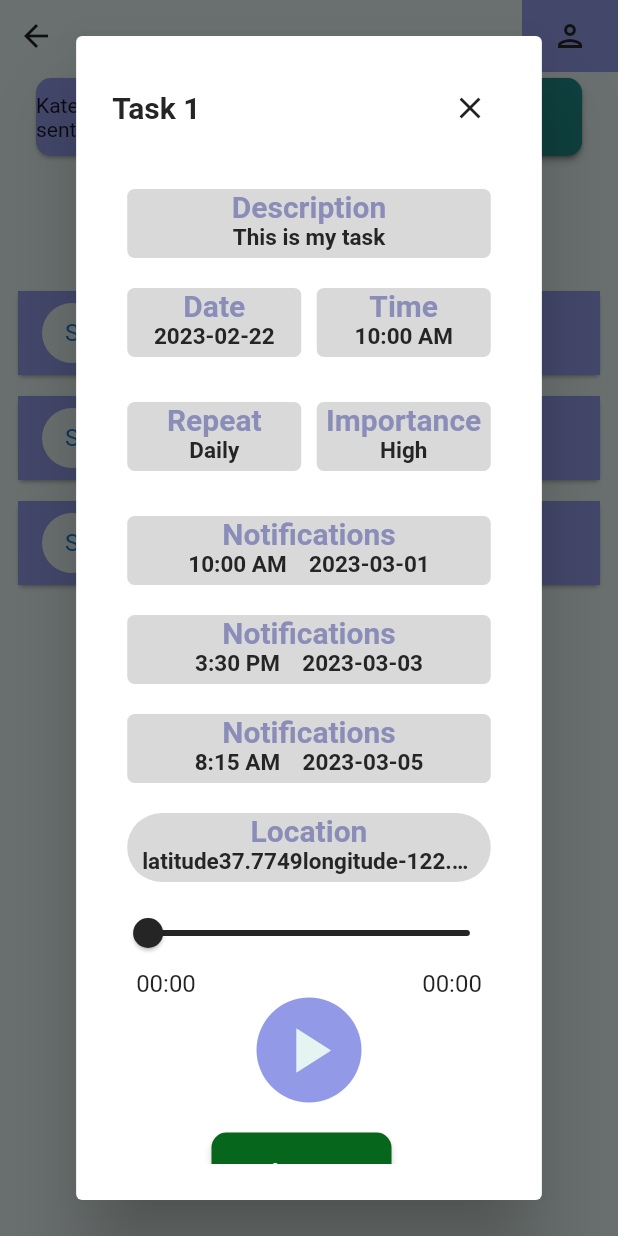
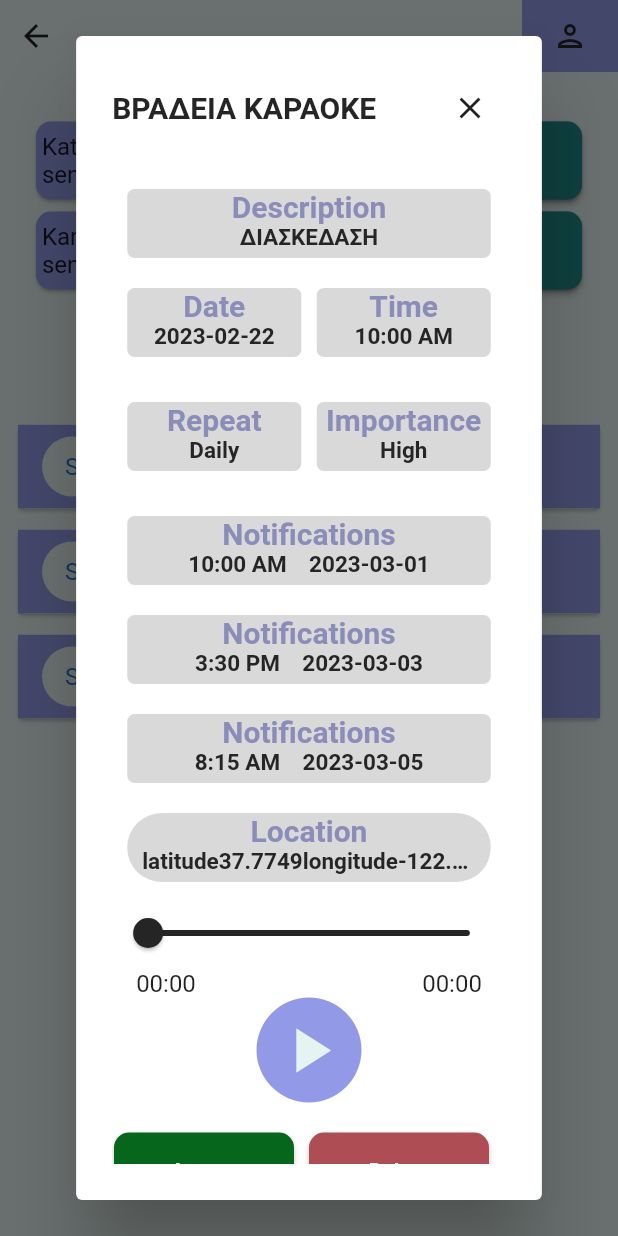
Before and after one commit to ntua-el19877/Flutter-Atrax, a Flutter app: the FriendsPage screen opened by its route, after a tap on "Review Task", on a phone screen of 412 x 824 dp. Run offline on Flutter 3.47's test engine with Material 2 defaults, Android fonts, the phone set to English and light mode, and no system bars; our stand-ins replace audioplayers, flutter_local_notifications, geolocator, hive, hive_flutter, image_picker and 4 more; missing offline and left inert: flutter_sound, maps_launcher; accounts and stored records are empty.

Commit message:
task request working

```diff
--- a/lib/components/FriendRequest.dart
+++ b/lib/components/FriendRequest.dart
@@ -91,7 +91,8 @@ class _FriendRequestState extends State<FriendRequest> {
                       ),
                     ),
                   ),
-                  child: const Text('Decline')))
+                  child: const Text('Decline'),)
+                  )
         ]),
       ),
     );
--- a/lib/components/TaskMessage.dart
+++ b/lib/components/TaskMessage.dart
@@ -133,11 +133,11 @@ class _TaskMessageState extends State<TaskMessage> {
     if (widget.friend_name.isEmpty) emptyFields[9] = false;
   }
 
-  @override
+  /*@override
   void dispose() {
     audioPlayer.dispose();
     super.dispose();
-  }
+  }*/
 
   late ColorModel colorModel;
   Color _color_TaskMessage = Colors.red;
--- a/lib/components/TaskRequest.dart
+++ b/lib/components/TaskRequest.dart
@@ -13,6 +13,8 @@ import 'package:hive/hive.dart';
 import 'package:provider/provider.dart';
 import 'package:url_launcher/url_launcher.dart';
 import '../services/color_state.dart';
+import 'DevButtons.dart';
+import 'HiveInit.dart';
 import 'TaskInfo.dart';
 import 'package:maps_launcher/maps_launcher.dart';
 
@@ -31,7 +33,8 @@ class MapUtils {
 }
 
 class TaskRequest extends StatefulWidget {
-  //final Box mybox;
+  final Box mybox;
+  final String friendsName;
   //final String boxkey;
   final int index;
   final double screen_width;
@@ -56,12 +59,13 @@ class TaskRequest extends StatefulWidget {
   final String recording_file_path;
   //final String photo_file_path;
   final List<String> friend_name;
+  bool ? shown;
   // final List<dynamic> indexListDate;
   // final List<dynamic> indexListTime;
   //final Function(int) onTap;
 
   TaskRequest({
-    //required this.mybox,
+    required this.mybox,
     this.index = 0,
     //required this.boxkey,
     //required this.completed,
@@ -73,6 +77,8 @@ class TaskRequest extends StatefulWidget {
     this.color_Red = const Color(0xffae4e54),
     this.color_Success = const Color(0xff06661b),
     //required this.color_Green,
+    required this.shown,
+    required this.friendsName,
     required this.name,
     required this.description,
     required this.date,
@@ -103,6 +109,10 @@ class _TaskRequestState extends State<TaskRequest> {
   Duration duration = Duration.zero;
   Duration position = Duration.zero;
   IconData checkIcon = Icons.check_box_outline_blank;
+
+  bool task_1 = true;
+  bool task_2 = true;
+
   /*@override
   void didUpdateWidget(TaskRequest oldWidget) {
     if ((oldWidget.color_Secondary != widget.color_Secondary) ||
@@ -132,11 +142,11 @@ class _TaskRequestState extends State<TaskRequest> {
     if (widget.friend_name.isEmpty) emptyFields[9] = false;
   }
 
-  @override
+ /*@override
   void dispose() {
     audioPlayer.dispose();
     super.dispose();
-  }
+  }*/
 
   late ColorModel colorModel;
   Color _color_TaskMessage = Colors.red;
@@ -207,8 +217,8 @@ class _TaskRequestState extends State<TaskRequest> {
         child:
             Row(mainAxisAlignment: MainAxisAlignment.spaceBetween, children: [
           //Text('Katerina Lioliou\nsent you a friend request'),
-          Text('Katerina Lioliou '
-              '\nsent you a task request'),
+          Text(' ' + widget.friendsName +
+              '\n sent you a task request', style: TextStyle(fontSize: 16)),
           SizedBox(
               height: 60,
               width: (MediaQuery.of(context).size.width-40)*0.5,
@@ -232,7 +242,7 @@ class _TaskRequestState extends State<TaskRequest> {
                       ),
                     ),
                   ),
-                  child: const Text('Review Task')
+                  child: const Text('Review Task', style: TextStyle(fontSize: 17))
                   )
                   )
         ]),
@@ -516,6 +526,9 @@ class _TaskRequestState extends State<TaskRequest> {
                               padding: EdgeInsets.only(right: 10),
                               child: ElevatedButton(
                                 onPressed: () {
+
+                                  print(widget.name);
+                                  acceptTask();
                                   Navigator.of(context).pop();
                                 },
                                 style: ButtonStyle(
@@ -535,6 +548,39 @@ class _TaskRequestState extends State<TaskRequest> {
                                 ),
                                 child: Text(
                                   "Accept",
+                                  style: TextStyle(
+                                    color: Colors.white,
+                                    fontWeight: FontWeight.bold,
+                                  ),
+                                ),
+                              ),
+                            ),
+                            Padding(
+                              padding: EdgeInsets.only(right: 10),
+                              child: ElevatedButton(
+                                onPressed: () {
+
+                                  print(widget.name);
+                                  declineTask();
+                                  Navigator.of(context).pop();
+                                },
+                                style: ButtonStyle(
+                                  backgroundColor:
+                                      MaterialStateProperty.resolveWith<Color>(
+                                    (states) => Color(0xffAE4E54),
+                                  ),
+                                  shape: MaterialStateProperty.resolveWith<
+                                      OutlinedBorder>(
+                                    (states) => RoundedRectangleBorder(
+                                      borderRadius: BorderRadius.circular(10),
+                                    ),
+                                  ),
+                                  minimumSize: MaterialStateProperty.all<Size>(
+                                    Size(120, 50),
+                                  ),
+                                ),
+                                child: Text(
+                                  "Delete",
                                   style: TextStyle(
                                     color: Colors.white,
                                     fontWeight: FontWeight.bold,
@@ -563,4 +609,16 @@ class _TaskRequestState extends State<TaskRequest> {
     }
     return 0;
   }
+
+  void acceptTask(){
+    print(widget.name);
+    widget.mybox.put(generateRandomString(), Task(name: widget.name , description: widget.description, date: widget.date, time: widget.time, repetitiveness: widget.repetitiveness, notifications: widget.notifications, importance: widget.importance, location: widget.location, recordingFilePath: widget.recording_file_path, photoFilePath: '', friendName: widget.friend_name, completed: 'false'));
+  }
+
+  void declineTask(){
+    print(widget.shown);
+    widget.shown = false;
+    print(widget.shown);
+  }
+
 }
--- a/lib/main.dart
+++ b/lib/main.dart
@@ -100,7 +100,7 @@ void main() async {
     friendbox.put(f5, friend5);
     friendbox.put(f6, friend6);
   }
-  /*final prefs = await SharedPreferences.getInstance();
+  final prefs = await SharedPreferences.getInstance();
   final isFirstLaunch = prefs.getBool('isFirstLaunch') ?? true;
   print(isFirstLaunch);
   if (isFirstLaunch) {
@@ -110,13 +110,15 @@ void main() async {
       friendbox.add(Friend(name: 'Jane', last_name: 'B', is_active: true)),
       friendbox.add(Friend(name: 'Bob', last_name: 'C', is_active: true)),*/
       prefs.setBool('isFirstLaunch', false),
+      //prefs.setBool('taskRequest_1', true),
+      //prefs.setBool('taskRequest_2', true),
       print(isFirstLaunch),
     };
 
     // Set isFirstLaunch to false so the code doesn't run again
     //await prefs.setBool('isFirstLaunch', false);
   }
-  */
+
 
   SystemChrome.setEnabledSystemUIMode(SystemUiMode.manual,
       overlays: [SystemUiOverlay.top]);
--- a/lib/pages/AddTaskPage.dart
+++ b/lib/pages/AddTaskPage.dart
@@ -382,7 +382,7 @@ class _AddTaskPageState extends State<AddTaskPage> {
       //notifications: widget.box.getAt(0).notifications,
       notifications: new_notifications_list,
       importance: importance,
-      location: returnlocation(),
+      location: lat + ',' + long,
       recordingFilePath: audioFile,
       photoFilePath: imageDestination,
       friendName: ['John', 'Jane'],
--- a/lib/pages/FriendsPage.dart
+++ b/lib/pages/FriendsPage.dart
@@ -24,13 +24,16 @@ print("number of friends : ${_items.length}");
 setState(() { _myState = newValue; });Friends = _items;
 } */
 
+
+
 class FriendsPage extends StatefulWidget {
   final Box friendbox;
+  final Box box;
 
   @override
   _FriendsPageState createState() => _FriendsPageState();
 
-  FriendsPage({Key? key, required this.friendbox}) : super(key: key);
+  FriendsPage({Key? key, required this.friendbox, required this.box}) : super(key: key);
 }
 
 class _FriendsPageState extends State<FriendsPage> {
@@ -40,6 +43,9 @@ class _FriendsPageState extends State<FriendsPage> {
   var Username_controller = TextEditingController(text: 'Spyros');
 
   var N_friend_requests = 1;
+
+  bool  task_1=true;
+  bool task_2=true;
 
   @override
   void didUpdateWidget(FriendsPage oldWidget) {
@@ -96,7 +102,7 @@ class _FriendsPageState extends State<FriendsPage> {
 //   }
 
   @override
-  void initState() {
+  void initState()  {
     super.initState();
     Username_controller = new TextEditingController(text: prev_user_name);
   }
@@ -135,9 +141,17 @@ class _FriendsPageState extends State<FriendsPage> {
                 'Task Requests',
                 style: TextStyle(fontSize: 25, fontWeight: FontWeight.bold),
               )*/
+              Column(children: [
+                Text(
+                'Task Requests',
+                style: TextStyle(fontSize: 25, fontWeight: FontWeight.bold),),
+                if(task_1==true)
                 TaskRequest(
-              name: 'Task 1',
-              description: 'This is my task',
+              shown: true,
+              friendsName: 'Katerina Lioliou',
+              mybox: widget.box,
+              name: 'ΒΡΑΔΕΙΑ ΚΑΡΑΟΚΕ',
+              description: 'ΔΙΑΣΚΕΔΑΣΗ',
               date: '2023-02-22',
               time: '10:00 AM',
               repetitiveness: 'Daily',
@@ -152,7 +166,30 @@ class _FriendsPageState extends State<FriendsPage> {
               //photo_file_path: 'assets/icons/user_barcode_1.png',
               friend_name: ['John', 'Jane'],
             ),
-          ),
+            if(task_2 ==true )
+            TaskRequest(
+              shown: true,
+              friendsName: 'Karagiannis Theodoros',
+              mybox: widget.box,
+              name: 'BASKET',
+              description: '2v2',
+              date: '2023-02-22',
+              time: '10:00 AM',
+              repetitiveness: 'Daily',
+              notifications: [
+                {"date": "2023-03-01", "time": "10:00 AM"},
+                {"date": "2023-03-03", "time": "3:30 PM"},
+                {"date": "2023-03-05", "time": "8:15 AM"},
+              ],
+              importance: 'High',
+              location: 'latitude' + '37.7749' + 'longitude' + '-122.4194',
+              recording_file_path: 'assets/recordings/Scoobydoo.mp3',
+              //photo_file_path: 'assets/icons/user_barcode_1.png',
+              friend_name: ['John', 'Jane'],
+            ),
+              ],)
+                )
+          ,
           //getTaskRequests(),
           SizedBox(height: 50),
           Align(
@@ -185,6 +222,7 @@ class _FriendsPageState extends State<FriendsPage> {
           ),
           backgroundColor: Color(0xffE6F4F1),
           content: Column(
+            mainAxisSize: MainAxisSize.min,
             children: [
               Text("Username :"),
               TextFormField(
@@ -226,7 +264,10 @@ class _FriendsPageState extends State<FriendsPage> {
           //insetPadding: EdgeInsets.symmetric(vertical: 200),
           backgroundColor: Color(0xffE6F4F1),
           content: Column(mainAxisSize: MainAxisSize.min, children: [
+            Row(mainAxisSize: MainAxisSize.min),
             //FriendRequest(name: 'Nikos', last_name: 'Fiannopoulos', is_active: 'false',),
             FriendRequestsList(friendbox: widget.friendbox),
           ])));
+
+
 }
--- a/lib/routes/routes.dart
+++ b/lib/routes/routes.dart
@@ -43,7 +43,7 @@ class RouteManager {
 
       case friendspage:
         return MaterialPageRoute(
-            builder: (context) => FriendsPage(friendbox: friendbox));
+            builder: (context) => FriendsPage(box: box, friendbox: friendbox));
 
       default:
         throw const FormatException('Route not found');
```
Also changed, not shown: pubspec.lock, 1 other file.
